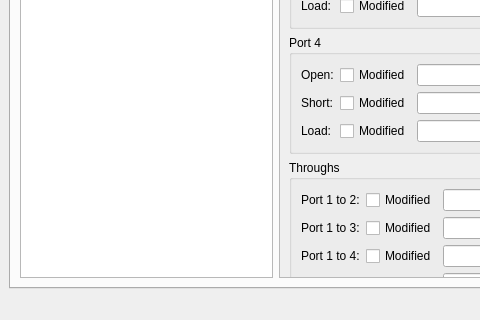
Qt form Software/LibreCAL-GUI/main.ui (jankae/LibreCAL) before a commit; both pictures show x 0 to 480 and y 413 to 733 of the 1059 by 733 pixel window.
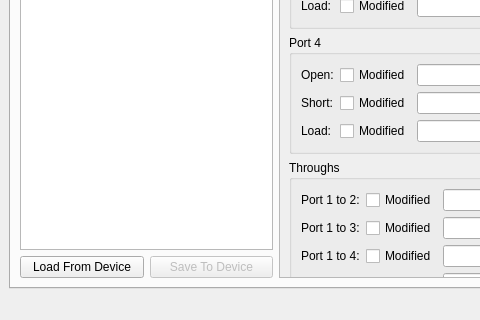
The same form after that commit. The open tabs and pages were chosen to show the change. Icons and pictures are not drawn. Custom widgets are drawn as their Qt base class.

Commit message: Save coefficient sets to device

```diff
--- a/Software/LibreCAL-GUI/main.ui
+++ b/Software/LibreCAL-GUI/main.ui
@@ -83,9 +83,40 @@
        <attribute name="title">
         <string>Coefficients</string>
        </attribute>
-       <layout class="QHBoxLayout" name="horizontalLayout" stretch="1,3">
+       <layout class="QHBoxLayout" name="horizontalLayout_2" stretch="1,3">
         <item>
-         <widget class="QListWidget" name="coeffList"/>
+         <layout class="QVBoxLayout" name="verticalLayout_5">
+          <item>
+           <widget class="QListWidget" name="coeffList"/>
+          </item>
+          <item>
+           <layout class="QHBoxLayout" name="horizontalLayout">
+            <item>
+             <widget class="QPushButton" name="loadCoefficients">
+              <property name="text">
+               <string>Load From Device</string>
+              </property>
+              <property name="icon">
+               <iconset theme="view-refresh"/>
+              </property>
+             </widget>
+            </item>
+            <item>
+             <widget class="QPushButton" name="saveCoefficients">
+              <property name="enabled">
+               <bool>false</bool>
+              </property>
+              <property name="text">
+               <string>Save To Device</string>
+              </property>
+              <property name="icon">
+               <iconset theme="document-save"/>
+              </property>
+             </widget>
+            </item>
+           </layout>
+          </item>
+         </layout>
         </item>
         <item>
          <widget class="QScrollArea" name="scrollArea">
```
Left out of the diff: 5 changed lines with no effect on the pictures. The commit also changes 9 other files.
